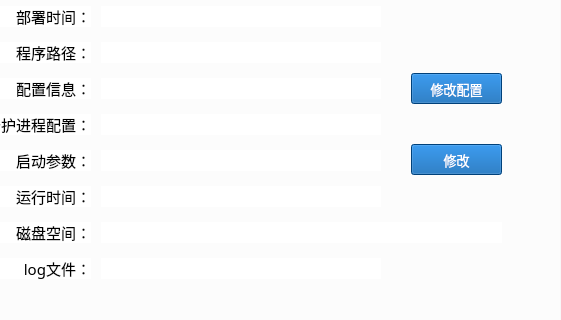
Old version of the form pack/transUnit_detail.ui in the repository Yugle/service_deploy_tool; both pictures show x 239 to 800 and y 214 to 534 of the 800 by 620 pixel window.
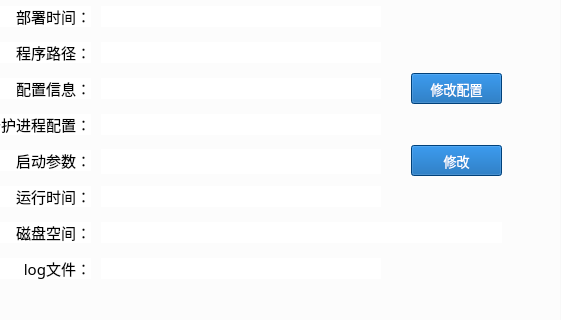
New version of the form. Icons and pictures are not drawn.

Patch:
```diff
--- a/pack/transUnit_detail.ui
+++ b/pack/transUnit_detail.ui
@@ -275,7 +275,7 @@
     <property name="geometry">
      <rect>
       <x>470</x>
-      <y>358</y>
+      <y>359</y>
       <width>91</width>
       <height>31</height>
      </rect>
@@ -711,9 +711,9 @@
     <property name="geometry">
      <rect>
       <x>160</x>
-      <y>364</y>
+      <y>363</y>
       <width>280</width>
-      <height>21</height>
+      <height>25</height>
      </rect>
     </property>
     <property name="font">
```
